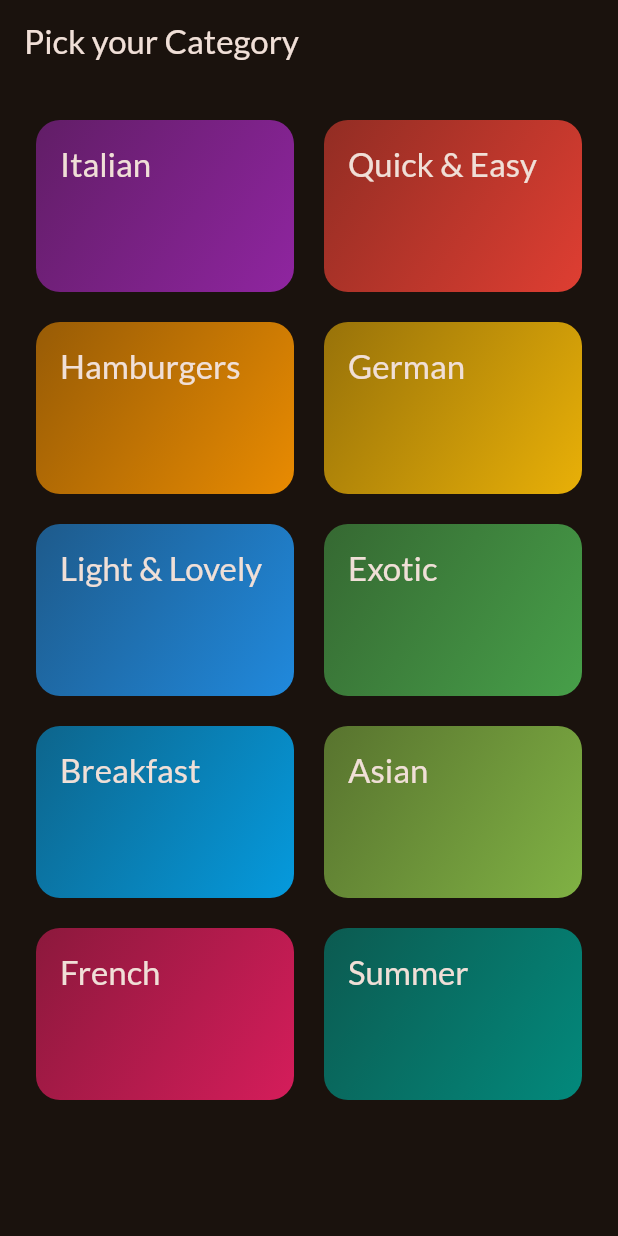
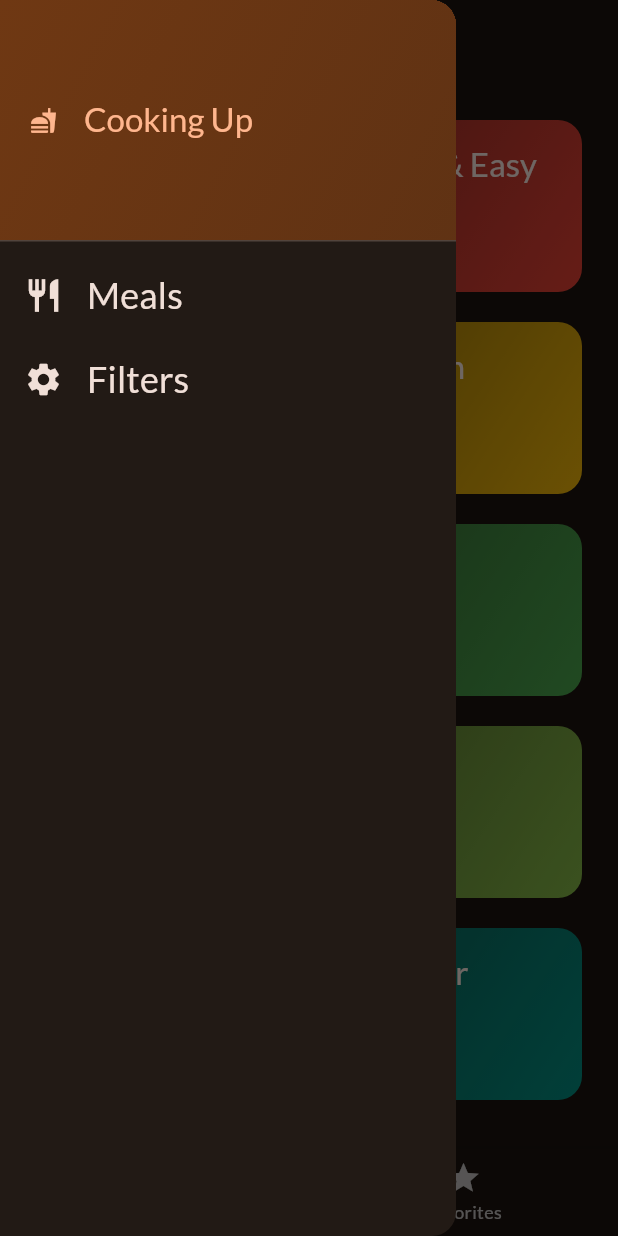
Before and after one commit to Vipul-Thapliyal/Flutter_course_sec_8_meals_app, a Flutter app: the screen it shows after launch, with the side drawer open (before the commit the screen has no drawer), on a phone screen of 412 x 824 dp. Run offline on Flutter 3.47's test engine with Material 2 defaults, Android fonts, the phone set to English and light mode, and no system bars; our stand-ins replace google_fonts, transparent_image.

```diff
--- a/lib/main.dart
+++ b/lib/main.dart
@@ -1,7 +1,7 @@
 import 'package:flutter/material.dart';
 
 import 'package:google_fonts/google_fonts.dart';
-import 'package:meals_app_section_8/screens/categories.dart';
+import 'package:meals_app_section_8/screens/tabs.dart';
 
 final theme = ThemeData(
   useMaterial3: true,
@@ -23,7 +23,8 @@
   Widget build(BuildContext context) {
     return MaterialApp(
       theme: theme,
-      home: const CategoriesScreen(),
+      home: const TabsScreen(),
+      debugShowCheckedModeBanner: false,
     );
   }
 }
--- a/lib/screens/categories.dart
+++ b/lib/screens/categories.dart
@@ -1,11 +1,14 @@
 import 'package:flutter/material.dart';
 import 'package:meals_app_section_8/data/dummy_data.dart';
 import 'package:meals_app_section_8/models/category.dart';
+import 'package:meals_app_section_8/models/meal.dart';
 import 'package:meals_app_section_8/screens/meals.dart';
 import 'package:meals_app_section_8/widgets/category_grid_item.dart';
 
 class CategoriesScreen extends StatelessWidget {
-  const CategoriesScreen({Key? key}) : super(key: key);
+  const CategoriesScreen({Key? key, required this.onToggleFavorite}) : super(key: key);
+
+  final void Function(Meal meal) onToggleFavorite;
 
   void _selectCategory(BuildContext context, Category category) {
     final filteredMeals = dummyMeals.where((meal) => meal.categories.contains(category.id)).toList();
@@ -21,6 +24,7 @@
         builder: (ctx) => MealsScreen(
           title: category.title,
           meals: filteredMeals,
+          onToggleFavorite: onToggleFavorite,
         ),
       )
     );
@@ -28,11 +32,7 @@
 
   @override
   Widget build(BuildContext context) {
-    return Scaffold(
-      appBar: AppBar(
-        title: const Text("Pick your Category"),
-      ),
-      body: GridView(
+    return GridView(
         padding: const EdgeInsets.all(24),
         gridDelegate: const SliverGridDelegateWithFixedCrossAxisCount( // Cross Axis Left to right
           crossAxisCount: 2, // No of columns in grid, Horizontally two columns
@@ -45,14 +45,13 @@
           for(final category in availableCategories)
             // availableCategories list me ek ek category select hogi, us sey grid ka element banega
             // jis grid pe tap hoga uska category object pass hoga CategoryGridItem ko, onSelectCategory() function ko
-            CategoryGridItem(
+            CategoryGridItem( /// Displays a grid item
               category: category,
               onSelectCategory: () {
                 _selectCategory(context, category);
               },
             ),
         ],
-      )
     );
   }
 }
--- /dev/null
+++ b/lib/screens/tabs.dart
@@ -0,0 +1,86 @@
+import 'package:flutter/material.dart';
+import 'package:meals_app_section_8/models/meal.dart';
+import 'package:meals_app_section_8/screens/categories.dart';
+import 'package:meals_app_section_8/screens/meals.dart';
+import 'package:meals_app_section_8/widgets/meal_drawer.dart';
+
+class TabsScreen extends StatefulWidget {
+  const TabsScreen({Key? key}) : super(key: key);
+
+  @override
+  State<TabsScreen> createState() => _TabsScreenState();
+}
+
+class _TabsScreenState extends State<TabsScreen> {
+  int _selectedPageIndex = 0;
+  final List<Meal> _favoriteMeals = [];
+
+  void _showInfoMessage(String message) {
+    ScaffoldMessenger.of(context).clearSnackBars();
+    ScaffoldMessenger.of(context).showSnackBar(
+      SnackBar(
+        content: Text(message),
+      )
+    );
+  }
+
+  void _toggleMealFavoriteStatus(Meal meal) {
+    final isExisting = _favoriteMeals.contains(meal);
+
+    if(isExisting) {
+      setState(() {
+        _favoriteMeals.remove(meal);
+      });
+      _showInfoMessage("Meal is no longer a favorite");
+    }
+    else {
+      setState(() {
+        _favoriteMeals.add(meal);
+      });
+      _showInfoMessage("Marked as a favorite");
+    }
+  }
+
+  void _selectPage(int index) {
+    setState(() {
+      _selectedPageIndex = index;
+    });
+  }
+
+  @override
+  Widget build(BuildContext context) {
+    Widget activePage = CategoriesScreen(onToggleFavorite: _toggleMealFavoriteStatus,);
+
+    var activePageTitle = "Categories";
+
+    if(_selectedPageIndex == 1) {
+      activePage = MealsScreen(
+        meals: _favoriteMeals,
+        onToggleFavorite: _toggleMealFavoriteStatus,
+      );
+      activePageTitle = "Your Favorites";
+    }
+
+    return Scaffold(
+      appBar: AppBar(
+        title: Text(activePageTitle),
+      ),
+      drawer: const MainDrawer(),
+      body: activePage,
+      bottomNavigationBar: BottomNavigationBar(
+        onTap: _selectPage,
+        currentIndex: _selectedPageIndex,
+        items: const [
+          BottomNavigationBarItem(
+            icon: Icon(Icons.set_meal),
+            label: "Categories"
+          ),
+          BottomNavigationBarItem(
+              icon: Icon(Icons.star),
+              label: "Favorites"
+          ),
+        ],
+      ),
+    );
+  }
+}
--- a/lib/widgets/category_grid_item.dart
+++ b/lib/widgets/category_grid_item.dart
@@ -10,7 +10,7 @@
   @override
   Widget build(BuildContext context) {
     return InkWell(
-      onTap: onSelectCategory,
+      onTap: onSelectCategory, /// Shows meals which have selected meals id's
       splashColor: Theme.of(context).primaryColor,
       borderRadius: BorderRadius.circular(16),
       child: Container(
--- /dev/null
+++ b/lib/widgets/meal_drawer.dart
@@ -0,0 +1,82 @@
+import 'package:flutter/material.dart';
+
+class MainDrawer extends StatelessWidget {
+  const MainDrawer({Key? key}) : super(key: key);
+
+  @override
+  Widget build(BuildContext context) {
+    return Drawer(
+      child: Column(
+        children: [
+          DrawerHeader(
+            padding: const EdgeInsets.all(20),
+            decoration: BoxDecoration(
+              gradient: LinearGradient(
+                colors: [
+                  Theme.of(context).colorScheme.primaryContainer,
+                  Theme.of(context).colorScheme.primaryContainer.withOpacity(0.8),
+                ],
+                begin: Alignment.topLeft,
+                end: Alignment.bottomRight,
+              )
+            ),
+            child: Row(
+              children: [
+                Icon(
+                  Icons.fastfood,
+                  size: 18,
+                  color: Theme.of(context).colorScheme.primary,
+                ),
+                const SizedBox(width: 18,),
+                Text(
+                  "Cooking Up",
+                  style: Theme.of(context).textTheme.titleLarge!.copyWith(
+                    color: Theme.of(context).colorScheme.primary,
+                  ),
+                )
+              ],
+            ),
+          ),
+
+          /// Meals Screen
+          ListTile(
+            leading: Icon(
+              Icons.restaurant,
+              color: Theme.of(context).colorScheme.onBackground,
+              size: 26,
+            ),
+            title: Text(
+              "Meals",
+              style: Theme.of(context).textTheme.titleSmall!.copyWith(
+                color: Theme.of(context).colorScheme.onBackground,
+                fontSize: 24,
+              ),
+            ),
+            onTap: () {
+
+            },
+          ),
+
+          /// Filters Screen
+          ListTile(
+            leading: Icon(
+              Icons.settings,
+              color: Theme.of(context).colorScheme.onBackground,
+              size: 26,
+            ),
+            title: Text(
+              "Filters",
+              style: Theme.of(context).textTheme.titleSmall!.copyWith(
+                color: Theme.of(context).colorScheme.onBackground,
+                fontSize: 24,
+              ),
+            ),
+            onTap: () {
+
+            },
+          ),
+        ],
+      ),
+    );
+  }
+}
```
Also changed, not shown: lib/screens/meal_details.dart (added, +88 -0 lines), lib/screens/meals.dart (+27 -4 lines), lib/widgets/meal_item.dart (+6 -2 lines).
